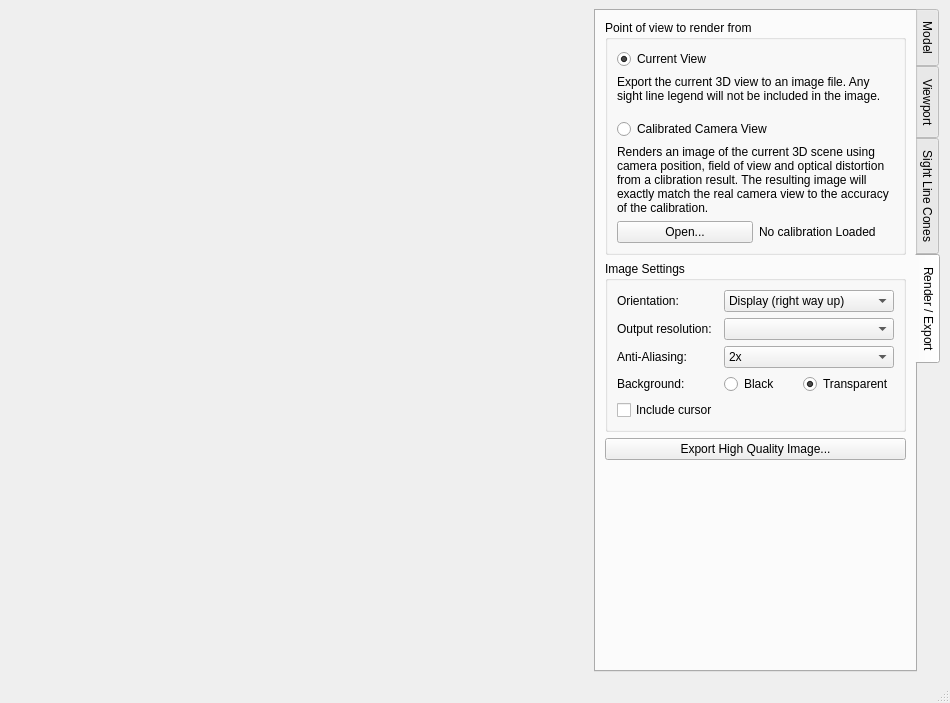
Before: the Qt Designer form calcam/ui/cad_viewer.ui in euratom-software/calcam, drawn with Qt 5.
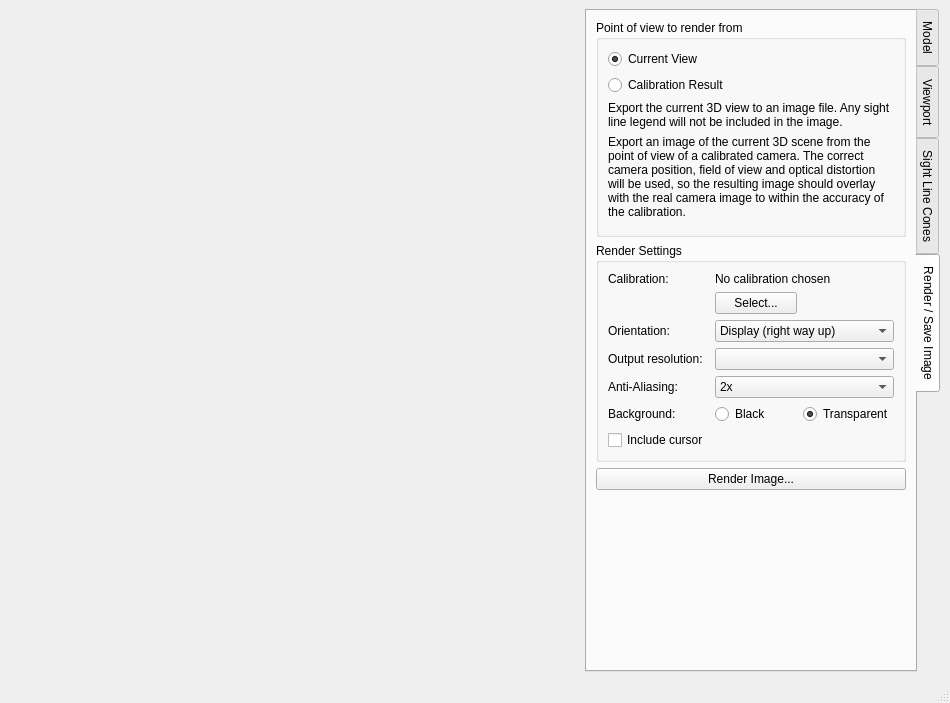
After: the same form once the commit is applied. The open tabs and pages were chosen to show the change.

Commit message: Let the major re-writing begin! Re-write of CAD model infrastructure, a lot of things will be broken.

The edit to the form file:
```diff
--- a/calcam/ui/cad_viewer.ui
+++ b/calcam/ui/cad_viewer.ui
@@ -843,7 +843,7 @@
         </sizepolicy>
        </property>
        <attribute name="title">
-        <string>Render / Export</string>
+        <string>Render / Save Image</string>
        </attribute>
        <layout class="QVBoxLayout" name="verticalLayout">
         <item>
@@ -868,42 +868,10 @@
              </property>
             </widget>
            </item>
-           <item>
-            <widget class="QLabel" name="label_17">
-             <property name="sizePolicy">
-              <sizepolicy hsizetype="Minimum" vsizetype="Preferred">
-               <horstretch>0</horstretch>
-               <verstretch>0</verstretch>
-              </sizepolicy>
-             </property>
-             <property name="text">
-              <string>&lt;html&gt;&lt;head/&gt;&lt;body&gt;&lt;p&gt;Export the current 3D view to an image file. Any sight line legend will not be included in the image.&lt;/p&gt;&lt;/body&gt;&lt;/html&gt;</string>
-             </property>
-             <property name="wordWrap">
-              <bool>true</bool>
-             </property>
-            </widget>
-           </item>
-           <item>
-            <spacer name="verticalSpacer_2">
-             <property name="orientation">
-              <enum>Qt::Vertical</enum>
-             </property>
-             <property name="sizeType">
-              <enum>QSizePolicy::Fixed</enum>
-             </property>
-             <property name="sizeHint" stdset="0">
-              <size>
-               <width>20</width>
-               <height>10</height>
-              </size>
-             </property>
-            </spacer>
-           </item>
            <item>
             <widget class="QRadioButton" name="render_cam_view">
              <property name="text">
-              <string>Calibrated Camera View</string>
+              <string>Calibration Result</string>
              </property>
             </widget>
            </item>
@@ -916,7 +884,23 @@
               </sizepolicy>
              </property>
              <property name="text">
-              <string>Renders an image of the current 3D scene using camera position, field of view and optical distortion from a clibration result. The resulting image will exactly match the real camera view to the accuracy of the calibration.</string>
+              <string>&lt;html&gt;&lt;head/&gt;&lt;body&gt;&lt;p&gt;Export the current 3D view to an image file. Any sight line legend will not be included in the image.&lt;/p&gt;&lt;/body&gt;&lt;/html&gt;</string>
+             </property>
+             <property name="wordWrap">
+              <bool>true</bool>
+             </property>
+            </widget>
+           </item>
+           <item>
+            <widget class="QLabel" name="render_calib_description">
+             <property name="sizePolicy">
+              <sizepolicy hsizetype="Minimum" vsizetype="Preferred">
+               <horstretch>0</horstretch>
+               <verstretch>0</verstretch>
+              </sizepolicy>
+             </property>
+             <property name="text">
+              <string>Export an image of the current 3D scene from the point of view of a calibrated camera. The correct camera position, field of view and optical distortion will be used, so the resulting image should overlay with the real camera image to within the accuracy of the calibration.</string>
              </property>
              <property name="wordWrap">
               <bool>true</bool>
@@ -941,20 +925,6 @@
               <property name="margin">
                <number>0</number>
               </property>
-              <item>
-               <widget class="QPushButton" name="render_load_button">
-                <property name="text">
-                 <string>Open...</string>
-                </property>
-               </widget>
-              </item>
-              <item>
-               <widget class="QLabel" name="render_calib_namelabel">
-                <property name="text">
-                 <string>No calibration Loaded</string>
-                </property>
-               </widget>
-              </item>
              </layout>
             </widget>
            </item>
@@ -970,10 +940,10 @@
            </sizepolicy>
           </property>
           <property name="title">
-           <string>Image Settings</string>
+           <string>Render Settings</string>
           </property>
           <layout class="QGridLayout" name="gridLayout_8">
-           <item row="2" column="0">
+           <item row="4" column="0">
             <widget class="QLabel" name="label_21">
              <property name="sizePolicy">
               <sizepolicy hsizetype="Minimum" vsizetype="Preferred">
@@ -986,7 +956,7 @@
              </property>
             </widget>
            </item>
-           <item row="1" column="0">
+           <item row="3" column="0">
             <widget class="QLabel" name="label_19">
              <property name="sizePolicy">
               <sizepolicy hsizetype="Minimum" vsizetype="Preferred">
@@ -999,7 +969,7 @@
              </property>
             </widget>
            </item>
-           <item row="4" column="0">
+           <item row="6" column="0">
             <widget class="QLabel" name="label_22">
              <property name="sizePolicy">
               <sizepolicy hsizetype="Minimum" vsizetype="Preferred">
@@ -1012,7 +982,7 @@
              </property>
             </widget>
            </item>
-           <item row="4" column="1">
+           <item row="6" column="1">
             <widget class="QRadioButton" name="render_bg_black">
              <property name="text">
               <string>Black</string>
@@ -1022,7 +992,7 @@
              </property>
             </widget>
            </item>
-           <item row="4" column="2">
+           <item row="6" column="2">
             <widget class="QRadioButton" name="render_bg_transparent">
              <property name="text">
               <string>Transparent</string>
@@ -1032,7 +1002,7 @@
              </property>
             </widget>
            </item>
-           <item row="1" column="1" colspan="2">
+           <item row="3" column="1" colspan="2">
             <widget class="QComboBox" name="render_resolution">
              <property name="sizePolicy">
               <sizepolicy hsizetype="Minimum" vsizetype="Fixed">
@@ -1042,7 +1012,7 @@
              </property>
             </widget>
            </item>
-           <item row="2" column="1" colspan="2">
+           <item row="4" column="1" colspan="2">
             <widget class="QComboBox" name="render_aa">
              <property name="sizePolicy">
               <sizepolicy hsizetype="Minimum" vsizetype="Fixed">
@@ -1075,21 +1045,21 @@
              </item>
             </widget>
            </item>
-           <item row="5" column="0">
+           <item row="7" column="0">
             <widget class="QCheckBox" name="render_include_cursor">
              <property name="text">
               <string>Include cursor</string>
              </property>
             </widget>
            </item>
-           <item row="0" column="0">
+           <item row="2" column="0">
             <widget class="QLabel" name="render_coords_text">
              <property name="text">
               <string>Orientation:</string>
              </property>
             </widget>
            </item>
-           <item row="0" column="1" colspan="2">
+           <item row="2" column="1" colspan="2">
             <widget class="QComboBox" name="render_coords_combobox">
              <item>
               <property name="text">
@@ -1103,13 +1073,34 @@
              </item>
             </widget>
            </item>
+           <item row="0" column="0">
+            <widget class="QLabel" name="rendersettings_calib_label">
+             <property name="text">
+              <string>Calibration:</string>
+             </property>
+            </widget>
+           </item>
+           <item row="0" column="1" colspan="2">
+            <widget class="QLabel" name="render_calib_namelabel">
+             <property name="text">
+              <string>No calibration chosen</string>
+             </property>
+            </widget>
+           </item>
+           <item row="1" column="1">
+            <widget class="QPushButton" name="render_load_button">
+             <property name="text">
+              <string>Select...</string>
+             </property>
+            </widget>
+           </item>
           </layout>
          </widget>
         </item>
         <item>
          <widget class="QPushButton" name="render_button">
           <property name="text">
-           <string>Export High Quality Image...</string>
+           <string>Render Image...</string>
           </property>
          </widget>
         </item>
```
Left out of the diff: 220 changed lines with no effect on the pictures. The commit also changes 8 other files.
